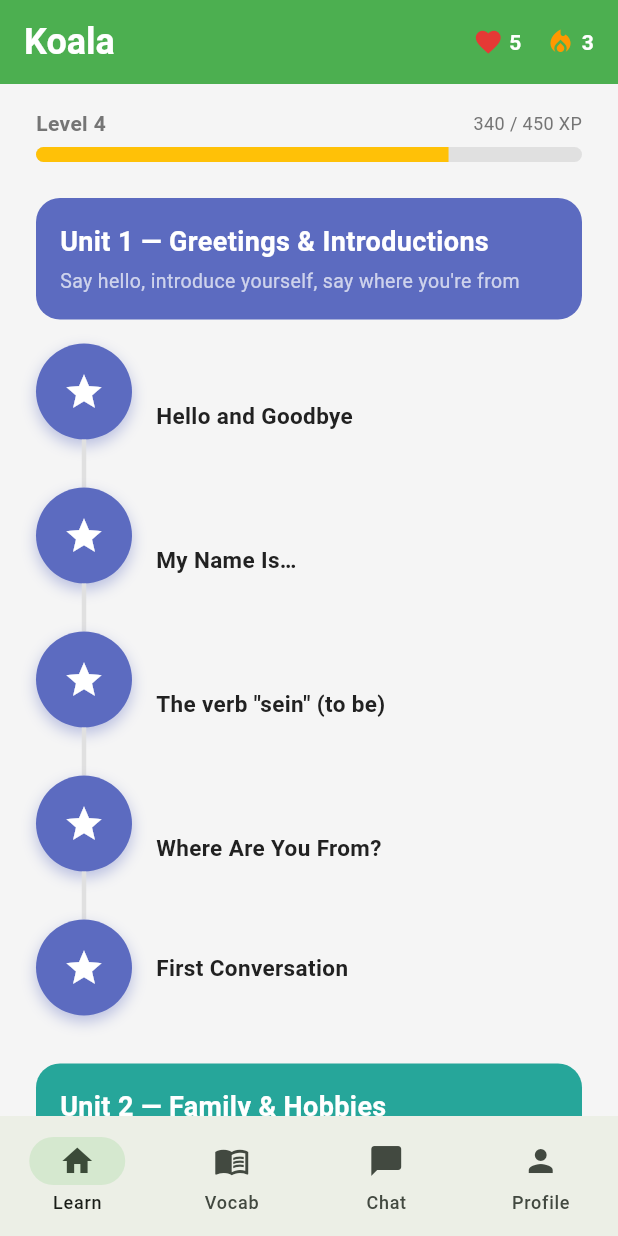
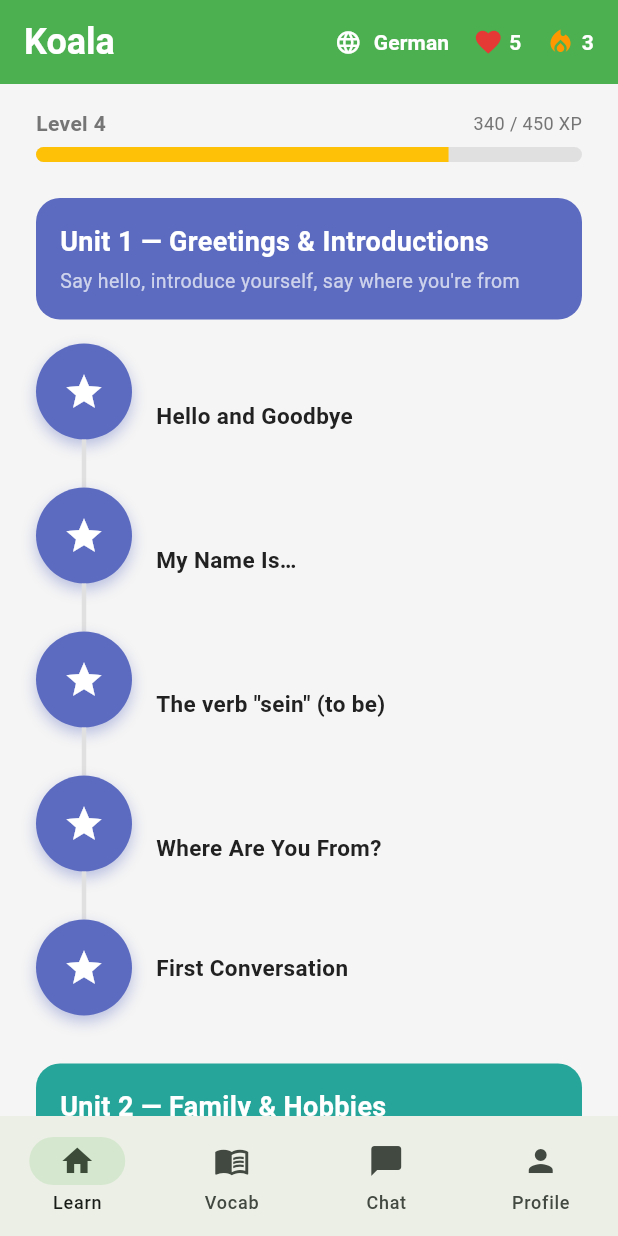
Before and after one commit to benfinkel15/koala, a Flutter app: the screen it shows after launch, on a phone screen of 412 x 824 dp. Run offline on Flutter 3.47's test engine with Material 3 defaults, Android fonts, the phone set to English and light mode, and no system bars; our stand-ins replace flutter_riverpod, go_router, hive_flutter, shared_preferences; accounts and stored records are empty.

Commit message:
add AI curriculum generation for Spanish, French, Italian, Japanese
- Add language selector to home screen AppBar; persists selection via SharedPreferences
- Create lib/services/curriculum_generator.dart with CurriculumService singleton
  that calls claude-sonnet-4-6 to generate 3-unit curricula for non-German languages
- Show "Generating curriculum…" loading screen while API call is in progress
- Cache generated curricula in Hive box 'curriculum' keyed by language code
- Lesson screen now reads exercises from CurriculumService with German fallback
- Initialize Hive in main.dart before app start
- Fix pre-existing widget constructor key parameter errors in lesson_screen.dart

Co-Authored-By: Claude Sonnet 4.6 <noreply@anthropic.com>
Claude-Session: https://claude.ai/code/session_018THDuuMjkswk1fBYJ9QPfd

```diff
--- a/lib/features/home/presentation/home_screen.dart
+++ b/lib/features/home/presentation/home_screen.dart
@@ -1,9 +1,108 @@
 import 'package:flutter/material.dart';
 import 'package:go_router/go_router.dart';
+import 'package:shared_preferences/shared_preferences.dart';
 import 'package:koala/core/constants/app_colors.dart';
+import 'package:koala/services/curriculum_generator.dart';
 
-class HomeScreen extends StatelessWidget {
+class HomeScreen extends StatefulWidget {
   const HomeScreen({super.key});
+
+  @override
+  State<HomeScreen> createState() => _HomeScreenState();
+}
+
+class _HomeScreenState extends State<HomeScreen> {
+  LanguageInfo _selectedLanguage = supportedLanguages.first;
+  bool _isGenerating = false;
+  String? _error;
+
+  @override
+  void initState() {
+    super.initState();
+    _restoreLanguage();
+  }
+
+  Future<void> _restoreLanguage() async {
+    final prefs = await SharedPreferences.getInstance();
+    final savedCode = prefs.getString('selected_language') ?? 'de';
+    if (savedCode == 'de' || !mounted) return;
+    final lang = supportedLanguages.firstWhere(
+      (l) => l.code == savedCode,
+      orElse: () => supportedLanguages.first,
+    );
+    await _loadLanguage(lang);
+  }
+
+  Future<void> _loadLanguage(LanguageInfo lang) async {
+    setState(() {
+      _selectedLanguage = lang;
+      _error = null;
+    });
+
+    if (lang.code == 'de') {
+      await CurriculumService().loadLanguage('de', 'German', '');
+      final prefs = await SharedPreferences.getInstance();
+      await prefs.setString('selected_language', 'de');
+      if (mounted) setState(() {});
+      return;
+    }
+
+    setState(() => _isGenerating = true);
+
+    try {
+      final prefs = await SharedPreferences.getInstance();
+      final apiKey = prefs.getString('anthropic_api_key') ?? '';
+      await CurriculumService().loadLanguage(lang.code, lang.name, apiKey);
+      await prefs.setString('selected_language', lang.code);
+      if (mounted) setState(() => _isGenerating = false);
+    } catch (e) {
+      if (mounted) {
+        setState(() {
+          _isGenerating = false;
+          _error =
+              'Could not load ${lang.name} curriculum.\nMake sure your API key is set in the Chat tab.';
+        });
+      }
+    }
+  }
+
+  Future<void> _showLanguagePicker() async {
+    final picked = await showModalBottomSheet<LanguageInfo>(
+      context: context,
+      shape: const RoundedRectangleBorder(
+        borderRadius: BorderRadius.vertical(top: Radius.circular(16)),
+      ),
+      builder: (ctx) => SafeArea(
+        child: Column(
+          mainAxisSize: MainAxisSize.min,
+          children: [
+            const Padding(
+              padding: EdgeInsets.fromLTRB(16, 20, 16, 8),
+              child: Text(
+                'Select Language',
+                style: TextStyle(fontSize: 18, fontWeight: FontWeight.bold),
+              ),
+            ),
+            ...supportedLanguages.map(
+              (lang) => ListTile(
+                title: Text(lang.name),
+                subtitle: Text(lang.nativeName,
+                    style: const TextStyle(color: AppColors.textSecondary)),
+                trailing: _selectedLanguage.code == lang.code
+                    ? const Icon(Icons.check, color: AppColors.primary)
+                    : null,
+                onTap: () => Navigator.pop(ctx, lang),
+              ),
+            ),
+            const SizedBox(height: 8),
+          ],
+        ),
+      ),
+    );
+    if (picked != null && picked.code != _selectedLanguage.code) {
+      await _loadLanguage(picked);
+    }
+  }
 
   @override
   Widget build(BuildContext context) {
@@ -12,32 +111,118 @@ class HomeScreen extends StatelessWidget {
       appBar: AppBar(
         backgroundColor: AppColors.primary,
         foregroundColor: Colors.white,
-        title: const Text('Koala', style: TextStyle(fontWeight: FontWeight.bold, fontSize: 24)),
+        title: const Text(
+          'Koala',
+          style: TextStyle(fontWeight: FontWeight.bold, fontSize: 24),
+        ),
         actions: [
+          TextButton.icon(
+            onPressed: _showLanguagePicker,
+            icon: const Icon(Icons.language, color: Colors.white, size: 18),
+            label: Text(
+              _selectedLanguage.name,
+              style: const TextStyle(
+                  color: Colors.white, fontWeight: FontWeight.w600),
+            ),
+          ),
           Padding(
             padding: const EdgeInsets.only(right: 16),
             child: Row(
               children: [
                 const Icon(Icons.favorite, color: AppColors.heartRed, size: 20),
                 const SizedBox(width: 4),
-                const Text('5', style: TextStyle(fontWeight: FontWeight.bold)),
+                const Text('5',
+                    style: TextStyle(fontWeight: FontWeight.bold)),
                 const SizedBox(width: 16),
-                const Icon(Icons.local_fire_department, color: AppColors.streakOrange, size: 20),
+                const Icon(Icons.local_fire_department,
+                    color: AppColors.streakOrange, size: 20),
                 const SizedBox(width: 4),
-                const Text('3', style: TextStyle(fontWeight: FontWeight.bold)),
+                const Text('3',
+                    style: TextStyle(fontWeight: FontWeight.bold)),
               ],
             ),
           ),
         ],
       ),
-      body: ListView(
-        padding: const EdgeInsets.symmetric(horizontal: 24, vertical: 16),
-        children: [
-          _XpProgressBar(xp: 340, levelXp: 450, level: 4),
-          const SizedBox(height: 24),
-          ..._units.map((unit) => _UnitSection(unit: unit)),
-        ],
-      ),
+      body: _buildBody(),
+    );
+  }
+
+  Widget _buildBody() {
+    if (_isGenerating) {
+      return Center(
+        child: Padding(
+          padding: const EdgeInsets.all(32),
+          child: Column(
+            mainAxisAlignment: MainAxisAlignment.center,
+            children: [
+              const CircularProgressIndicator(color: AppColors.primary),
+              const SizedBox(height: 24),
+              Text(
+                'Generating ${_selectedLanguage.name} curriculum…',
+                style: const TextStyle(
+                    fontSize: 16, color: AppColors.textPrimary),
+                textAlign: TextAlign.center,
+              ),
+              const SizedBox(height: 8),
+              const Text(
+                'This may take up to a minute.',
+                style: TextStyle(
+                    fontSize: 13, color: AppColors.textSecondary),
+              ),
+            ],
+          ),
+        ),
+      );
+    }
+
+    if (_error != null) {
+      return Center(
+        child: Padding(
+          padding: const EdgeInsets.all(32),
+          child: Column(
+            mainAxisAlignment: MainAxisAlignment.center,
+            children: [
+              const Icon(Icons.error_outline, size: 48, color: AppColors.error),
+              const SizedBox(height: 16),
+              Text(
+                _error!,
+                textAlign: TextAlign.center,
+                style: const TextStyle(
+                    color: AppColors.textSecondary, fontSize: 15),
+              ),
+              const SizedBox(height: 24),
+              ElevatedButton(
+                onPressed: () => _loadLanguage(_selectedLanguage),
+                style: ElevatedButton.styleFrom(
+                  backgroundColor: AppColors.primary,
+                  foregroundColor: Colors.white,
+                ),
+                child: const Text('Retry'),
+              ),
+              const SizedBox(height: 12),
+              TextButton(
+                onPressed: () => _loadLanguage(supportedLanguages.first),
+                child: const Text('Switch back to German'),
+              ),
+            ],
+          ),
+        ),
+      );
+    }
+
+    final units = CurriculumService().current?.units ?? [];
+    return ListView(
+      padding: const EdgeInsets.symmetric(horizontal: 24, vertical: 16),
+      children: [
+        const _XpProgressBar(xp: 340, levelXp: 450, level: 4),
+        const SizedBox(height: 24),
+        ...units.asMap().entries.map((entry) {
+          final color =
+              AppColors.unitColors[entry.key % AppColors.unitColors.length];
+          return _UnitSection(unit: entry.value, color: color);
+        }),
+      ],
     );
   }
 }
@@ -47,7 +232,8 @@ class _XpProgressBar extends StatelessWidget {
   final int levelXp;
   final int level;
 
-  const _XpProgressBar({required this.xp, required this.levelXp, required this.level});
+  const _XpProgressBar(
+      {required this.xp, required this.levelXp, required this.level});
 
   @override
   Widget build(BuildContext context) {
@@ -57,8 +243,13 @@ class _XpProgressBar extends StatelessWidget {
         Row(
           mainAxisAlignment: MainAxisAlignment.spaceBetween,
           children: [
-            Text('Level $level', style: const TextStyle(fontWeight: FontWeight.bold, color: AppColors.textSecondary)),
-            Text('$xp / $levelXp XP', style: const TextStyle(color: AppColors.textSecondary, fontSize: 12)),
+            Text('Level $level',
+                style: const TextStyle(
+                    fontWeight: FontWeight.bold,
+                    color: AppColors.textSecondary)),
+            Text('$xp / $levelXp XP',
+                style: const TextStyle(
+                    color: AppColors.textSecondary, fontSize: 12)),
           ],
         ),
         const SizedBox(height: 6),
@@ -77,8 +268,10 @@ class _XpProgressBar extends StatelessWidget {
 }
 
 class _UnitSection extends StatelessWidget {
-  final _UnitData unit;
-  const _UnitSection({required this.unit});
+  final CurriculumUnit unit;
+  final Color color;
+
+  const _UnitSection({required this.unit, required this.color});
 
   @override
   Widget build(BuildContext context) {
@@ -89,16 +282,21 @@ class _UnitSection extends StatelessWidget {
           width: double.infinity,
           padding: const EdgeInsets.all(16),
           decoration: BoxDecoration(
-            color: unit.color,
+            color: color,
             borderRadius: BorderRadius.circular(16),
           ),
           child: Column(
             crossAxisAlignment: CrossAxisAlignment.start,
             children: [
               Text(unit.title,
-                  style: const TextStyle(color: Colors.white, fontWeight: FontWeight.bold, fontSize: 18)),
+                  style: const TextStyle(
+                      color: Colors.white,
+                      fontWeight: FontWeight.bold,
+                      fontSize: 18)),
               const SizedBox(height: 4),
-              Text(unit.description, style: const TextStyle(color: Colors.white70, fontSize: 13)),
+              Text(unit.description,
+                  style:
+                      const TextStyle(color: Colors.white70, fontSize: 13)),
             ],
           ),
         ),
@@ -106,7 +304,11 @@ class _UnitSection extends StatelessWidget {
         ...unit.lessons.asMap().entries.map((entry) {
           final i = entry.key;
           final lesson = entry.value;
-          return _LessonNode(lesson: lesson, color: unit.color, isLast: i == unit.lessons.length - 1);
+          return _LessonNode(
+            lesson: lesson,
+            color: color,
+            isLast: i == unit.lessons.length - 1,
+          );
         }),
         const SizedBox(height: 32),
       ],
@@ -115,11 +317,12 @@ class _UnitSection extends StatelessWidget {
 }
 
 class _LessonNode extends StatelessWidget {
-  final _LessonData lesson;
+  final CurriculumLesson lesson;
   final Color color;
   final bool isLast;
 
-  const _LessonNode({required this.lesson, required this.color, required this.isLast});
+  const _LessonNode(
+      {required this.lesson, required this.color, required this.isLast});
 
   @override
   Widget build(BuildContext context) {
@@ -128,109 +331,38 @@ class _LessonNode extends StatelessWidget {
         Column(
           children: [
             GestureDetector(
-              onTap: lesson.isUnlocked ? () => context.push('/lesson/${lesson.id}') : null,
+              onTap: () => context.push('/lesson/${lesson.id}'),
               child: Container(
                 width: 64,
                 height: 64,
                 decoration: BoxDecoration(
-                  color: lesson.isUnlocked ? color : Colors.grey[300],
+                  color: color,
                   shape: BoxShape.circle,
-                  boxShadow: lesson.isUnlocked
-                      ? [BoxShadow(color: color.withOpacity(0.4), blurRadius: 8, offset: const Offset(0, 4))]
-                      : null,
+                  boxShadow: [
+                    BoxShadow(
+                        color: color.withValues(alpha: 0.4),
+                        blurRadius: 8,
+                        offset: const Offset(0, 4))
+                  ],
                 ),
-                child: Icon(
-                  lesson.isCompleted
-                      ? Icons.check
-                      : lesson.isUnlocked
-                          ? Icons.star
-                          : Icons.lock,
-                  color: Colors.white,
-                  size: 28,
-                ),
+                child: const Icon(Icons.star, color: Colors.white, size: 28),
               ),
             ),
-            if (!isLast)
-              Container(width: 3, height: 32, color: Colors.grey[300]),
+            if (!isLast) Container(width: 3, height: 32, color: Colors.grey[300]),
           ],
         ),
         const SizedBox(width: 16),
         Expanded(
           child: Text(
             lesson.title,
-            style: TextStyle(
+            style: const TextStyle(
               fontWeight: FontWeight.w600,
               fontSize: 15,
-              color: lesson.isUnlocked ? AppColors.textPrimary : AppColors.textSecondary,
+              color: AppColors.textPrimary,
             ),
           ),
         ),
-        if (lesson.isCompleted)
-          Row(
-            children: List.generate(3, (i) => Icon(
-              Icons.star,
-              size: 16,
-              color: i < lesson.stars ? AppColors.xpGold : Colors.grey[300],
-            )),
-          ),
       ],
     );
   }
 }
-
-// Temporary static data — will be replaced by real content/Firestore
-class _UnitData {
-  final String title;
-  final String description;
-  final Color color;
-  final List<_LessonData> lessons;
-  const _UnitData({required this.title, required this.description, required this.color, required this.lessons});
-}
-
-class _LessonData {
-  final String id;
-  final String title;
-  final bool isUnlocked;
-  final bool isCompleted;
-  final int stars;
-  const _LessonData({required this.id, required this.title, this.isUnlocked = false, this.isCompleted = false, this.stars = 0});
-}
-
-final _units = [
-  _UnitData(
-    title: 'Unit 1 — Greetings & Introductions',
-    description: 'Say hello, introduce yourself, say where you\'re from',
-    color: AppColors.unitColors[0],
-    lessons: [
-      _LessonData(id: 'u1_l1', title: 'Hello and Goodbye', isUnlocked: true),
-      _LessonData(id: 'u1_l2', title: 'My Name Is…', isUnlocked: true),
-      _LessonData(id: 'u1_l3', title: 'The verb "sein" (to be)', isUnlocked: true),
-      _LessonData(id: 'u1_l4', title: 'Where Are You From?', isUnlocked: true),
-      _LessonData(id: 'u1_l5', title: 'First Conversation', isUnlocked: true),
-    ],
-  ),
-  _UnitData(
-    title: 'Unit 2 — Family & Hobbies',
-    description: 'Talk about family, hobbies, and regular verbs',
-    color: AppColors.unitColors[1],
-    lessons: [
-      _LessonData(id: 'u2_l1', title: 'The verb "haben" (to have)', isUnlocked: true),
-      _LessonData(id: 'u2_l2', title: 'Family Members', isUnlocked: true),
-      _LessonData(id: 'u2_l3', title: 'Regular -en Verbs', isUnlocked: true),
-      _LessonData(id: 'u2_l4', title: 'Hobbies', isUnlocked: true),
-      _LessonData(id: 'u2_l5', title: 'Full Self-Introduction', isUnlocked: true),
-    ],
-  ),
-  _UnitData(
-    title: 'Unit 3 — Food & Café',
-    description: 'Order food, express preferences, use modal verbs',
-    color: AppColors.unitColors[2],
-    lessons: [
-      _LessonData(id: 'u3_l1', title: 'Food and Drink Vocabulary', isUnlocked: true),
-      _LessonData(id: 'u3_l2', title: 'mögen — Expressing Preferences', isUnlocked: true),
-      _LessonData(id: 'u3_l3', title: 'Ordering at a Café', isUnlocked: true),
-      _LessonData(id: 'u3_l4', title: 'können and müssen', isUnlocked: true),
-      _LessonData(id: 'u3_l5', title: 'At the Café — Full Interaction', isUnlocked: true),
-    ],
-  ),
-];
--- a/lib/main.dart
+++ b/lib/main.dart
@@ -1,9 +1,12 @@
 import 'package:flutter/material.dart';
 import 'package:flutter_riverpod/flutter_riverpod.dart';
+import 'package:hive_flutter/hive_flutter.dart';
 import 'package:koala/core/constants/app_colors.dart';
 import 'package:koala/core/router/app_router.dart';
 
-void main() {
+void main() async {
+  WidgetsFlutterBinding.ensureInitialized();
+  await Hive.initFlutter();
   runApp(const ProviderScope(child: KoalaApp()));
 }
 
--- /dev/null
+++ b/lib/services/curriculum_generator.dart
@@ -0,0 +1,245 @@
+import 'dart:convert';
+import 'package:hive_flutter/hive_flutter.dart';
+import 'package:http/http.dart' as http;
+import 'package:koala/content/german/curriculum.dart';
+
+class LanguageInfo {
+  final String code;
+  final String name;
+  final String nativeName;
+
+  const LanguageInfo({
+    required this.code,
+    required this.name,
+    required this.nativeName,
+  });
+}
+
+const supportedLanguages = [
+  LanguageInfo(code: 'de', name: 'German', nativeName: 'Deutsch'),
+  LanguageInfo(code: 'es', name: 'Spanish', nativeName: 'Español'),
+  LanguageInfo(code: 'fr', name: 'French', nativeName: 'Français'),
+  LanguageInfo(code: 'it', name: 'Italian', nativeName: 'Italiano'),
+  LanguageInfo(code: 'ja', name: 'Japanese', nativeName: '日本語'),
+];
+
+class CurriculumUnit {
+  final String id;
+  final String title;
+  final String description;
+  final List<CurriculumLesson> lessons;
+
+  const CurriculumUnit({
+    required this.id,
+    required this.title,
+    required this.description,
+    required this.lessons,
+  });
+
+  factory CurriculumUnit.fromJson(Map<String, dynamic> json) => CurriculumUnit(
+        id: json['id'] as String,
+        title: json['title'] as String,
+        description: json['description'] as String,
+        lessons: (json['lessons'] as List)
+            .map((l) => CurriculumLesson.fromJson(l as Map<String, dynamic>))
+            .toList(),
+      );
+
+  Map<String, dynamic> toJson() => {
+        'id': id,
+        'title': title,
+        'description': description,
+        'lessons': lessons.map((l) => l.toJson()).toList(),
+      };
+}
+
+class CurriculumLesson {
+  final String id;
+  final String title;
+
+  const CurriculumLesson({required this.id, required this.title});
+
+  factory CurriculumLesson.fromJson(Map<String, dynamic> json) =>
+      CurriculumLesson(
+        id: json['id'] as String,
+        title: json['title'] as String,
+      );
+
+  Map<String, dynamic> toJson() => {'id': id, 'title': title};
+}
+
+class CurriculumData {
+  final List<CurriculumUnit> units;
+  final Map<String, List<Map<String, dynamic>>> exercises;
+
+  const CurriculumData({required this.units, required this.exercises});
+}
+
+class CurriculumService {
+  static final CurriculumService _instance = CurriculumService._internal();
+  factory CurriculumService() => _instance;
+  CurriculumService._internal() {
+    _loadGerman();
+  }
+
+  CurriculumData? _current;
+  String _currentCode = 'de';
+
+  String get currentCode => _currentCode;
+  CurriculumData? get current => _current;
+
+  void _loadGerman() {
+    _currentCode = 'de';
+    _current = CurriculumData(units: _germanUnits, exercises: lessonExercises);
+  }
+
+  Future<CurriculumData> loadLanguage(
+      String code, String name, String apiKey) async {
+    if (code == 'de') {
+      _loadGerman();
+      return _current!;
+    }
+
+    final box = await Hive.openBox('curriculum');
+    final cached = box.get(code) as String?;
+    if (cached != null) {
+      try {
+        final data = _parseJson(jsonDecode(cached) as Map<String, dynamic>);
+        _currentCode = code;
+        _current = data;
+        return data;
+      } catch (_) {
+        await box.delete(code);
+      }
+    }
+
+    final data = await _generate(name, apiKey);
+    await box.put(code, jsonEncode(_toJson(data)));
+    _currentCode = code;
+    _current = data;
+    return data;
+  }
+
+  Future<CurriculumData> _generate(String name, String apiKey) async {
+    final response = await http.post(
+      Uri.parse('https://api.anthropic.com/v1/messages'),
+      headers: {
+        'x-api-key': apiKey,
+        'anthropic-version': '2023-06-01',
+        'content-type': 'application/json',
+      },
+      body: jsonEncode({
+        'model': 'claude-sonnet-4-6',
+        'max_tokens': 8192,
+        'messages': [
+          {'role': 'user', 'content': _buildPrompt(name)},
+        ],
+      }),
+    );
+
+    if (response.statusCode != 200) {
+      throw Exception('API error: ${response.statusCode}');
+    }
+
+    final body = jsonDecode(response.body) as Map<String, dynamic>;
+    final text = (body['content'] as List).first['text'] as String;
+
+    final match = RegExp(r'\{[\s\S]*\}').firstMatch(text);
+    if (match == null) throw Exception('No JSON found in API response');
+
+    return _parseJson(jsonDecode(match.group(0)!) as Map<String, dynamic>);
+  }
+
+  static String _buildPrompt(String name) =>
+      'Generate a $name language learning curriculum as JSON with exactly this structure:\n\n'
+      '{\n'
+      '  "units": [\n'
+      '    {\n'
+      '      "id": "u1",\n'
+      '      "title": "Unit 1 — [Theme]",\n'
+      '      "description": "[What learners will say]",\n'
+      '      "lessons": [\n'
+      '        {"id": "u1_l1", "title": "[Title]"},\n'
+      '        {"id": "u1_l2", "title": "[Title]"},\n'
+      '        {"id": "u1_l3", "title": "[Title]"},\n'
+      '        {"id": "u1_l4", "title": "[Title]"},\n'
+      '        {"id": "u1_l5", "title": "[Title]"}\n'
+      '      ]\n'
+      '    }\n'
+      '  ],\n'
+      '  "exercises": {\n'
+      '    "u1_l1": [\n'
+      '      {"type":"multipleChoice","prompt":"...","options":["a","b","c","d"],"correct":0},\n'
+      '      {"type":"tapToBuild","prompt":"...","target":"...","tiles":["w1","w2","w3","w4","w5"]},\n'
+      '      {"type":"fillBlank","sentence":"___ ...","correct":"...","hint":"..."},\n'
+      '      {"type":"conjugationTable","verb":"...","tense":"...","pronouns":["p1","p2","p3","p4","p5","p6"],"answers":["a1","a2","a3","a4","a5","a6"]},\n'
+      '      {"type":"multipleChoice","prompt":"...","options":["a","b","c","d"],"correct":2}\n'
+      '    ]\n'
+      '  }\n'
+      '}\n\n'
+      'Rules:\n'
+      '- 3 units, 5 lessons each: u1_l1 through u3_l5 (15 lessons total)\n'
+      '- Each lesson has exactly 5 exercises\n'
+      '- Use all 4 types: multipleChoice, tapToBuild, fillBlank, conjugationTable\n'
+      '- Include at least one conjugationTable exercise per unit\n'
+      '- Conversation-first: Unit 1=Greetings, Unit 2=Family & Daily Life, Unit 3=Food & Places\n'
+      '- Output ONLY valid JSON, no other text';
+
+  CurriculumData _parseJson(Map<String, dynamic> json) {
+    final units = (json['units'] as List)
+        .map((u) => CurriculumUnit.fromJson(u as Map<String, dynamic>))
+        .toList();
+    final exMap = json['exercises'] as Map<String, dynamic>;
+    final exercises = exMap.map((k, v) => MapEntry(
+          k,
+          (v as List)
+              .map((e) => Map<String, dynamic>.from(e as Map))
+              .toList(),
+        ));
+    return CurriculumData(units: units, exercises: exercises);
+  }
+
+  Map<String, dynamic> _toJson(CurriculumData data) => {
+        'units': data.units.map((u) => u.toJson()).toList(),
+        'exercises': data.exercises,
+      };
+
+  static const _germanUnits = [
+    CurriculumUnit(
+      id: 'u1',
+      title: 'Unit 1 — Greetings & Introductions',
+      description: "Say hello, introduce yourself, say where you're from",
+      lessons: [
+        CurriculumLesson(id: 'u1_l1', title: 'Hello and Goodbye'),
+        CurriculumLesson(id: 'u1_l2', title: 'My Name Is…'),
+        CurriculumLesson(id: 'u1_l3', title: 'The verb "sein" (to be)'),
+        CurriculumLesson(id: 'u1_l4', title: 'Where Are You From?'),
+        CurriculumLesson(id: 'u1_l5', title: 'First Conversation'),
+      ],
+    ),
+    CurriculumUnit(
+      id: 'u2',
+      title: 'Unit 2 — Family & Hobbies',
+      description: 'Talk about family, hobbies, and regular verbs',
+      lessons: [
+        CurriculumLesson(id: 'u2_l1', title: 'The verb "haben" (to have)'),
+        CurriculumLesson(id: 'u2_l2', title: 'Family Members'),
+        CurriculumLesson(id: 'u2_l3', title: 'Regular -en Verbs'),
+        CurriculumLesson(id: 'u2_l4', title: 'Hobbies'),
+        CurriculumLesson(id: 'u2_l5', title: 'Full Self-Introduction'),
+      ],
+    ),
+    CurriculumUnit(
+      id: 'u3',
+      title: 'Unit 3 — Food & Café',
+      description: 'Order food, express preferences, use modal verbs',
+      lessons: [
+        CurriculumLesson(id: 'u3_l1', title: 'Food and Drink Vocabulary'),
+        CurriculumLesson(id: 'u3_l2', title: 'mögen — Expressing Preferences'),
+        CurriculumLesson(id: 'u3_l3', title: 'Ordering at a Café'),
+        CurriculumLesson(id: 'u3_l4', title: 'können and müssen'),
+        CurriculumLesson(id: 'u3_l5', title: 'At the Café — Full Interaction'),
+      ],
+    ),
+  ];
+}
```
Also changed, not shown: lib/features/lesson/presentation/lesson_screen.dart (+10 -5 lines), pubspec.lock, 2 other files.
